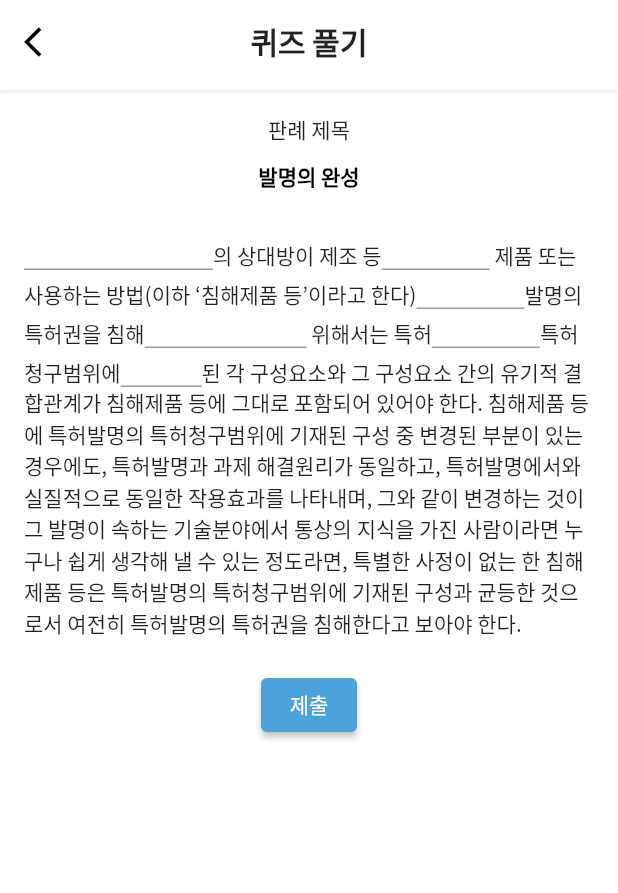
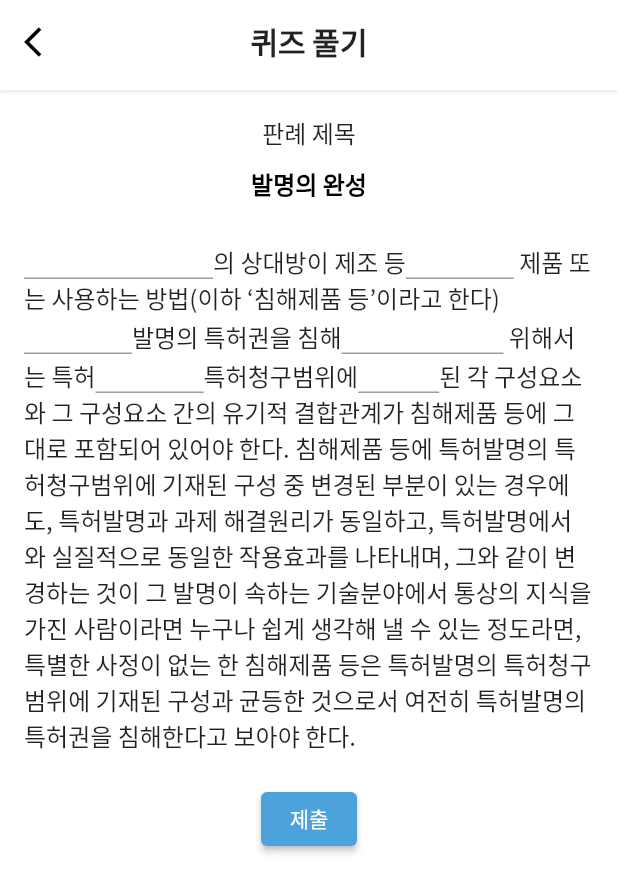
Before and after one commit to CapstoneMemento/Memento_Flutter, a Flutter app: the KeywordQuizScreen screen opened directly, on a phone screen of 412 x 824 dp. Shown: the top 893 px of the screen. Run offline on Flutter 3.47's test engine with Material 2 defaults, Android fonts, the phone set to English and light mode, and no system bars; our stand-ins replace extended_image, flutter_secure_storage, flutter_svg, modal_bottom_sheet, percent_indicator; missing offline and left inert: document_scanner_flutter; accounts and stored records are empty; project files that could hold a hidden picture were left out.

Commit message:
Style: CustomTheme 수정

```diff
--- a/lib/themes/custom_theme.dart
+++ b/lib/themes/custom_theme.dart
@@ -11,19 +11,19 @@ class CustomTheme {
           fontWeight: FontWeight.w700,
         ),
         titleMedium: TextStyle(
+          fontSize: 18,
+          fontWeight: FontWeight.w700,
+        ),
+        titleSmall: TextStyle(
           fontSize: 16,
           fontWeight: FontWeight.w700,
         ),
-        titleSmall: TextStyle(
-          fontSize: 14,
-          fontWeight: FontWeight.w700,
-        ),
         bodyMedium: TextStyle(
-          fontSize: 14,
+          fontSize: 16,
           fontWeight: FontWeight.w400,
         ),
         bodySmall: TextStyle(
-            fontSize: 12,
+            fontSize: 14,
             fontWeight: FontWeight.w300,
             color: Color(0xff828282))),
   );
```
